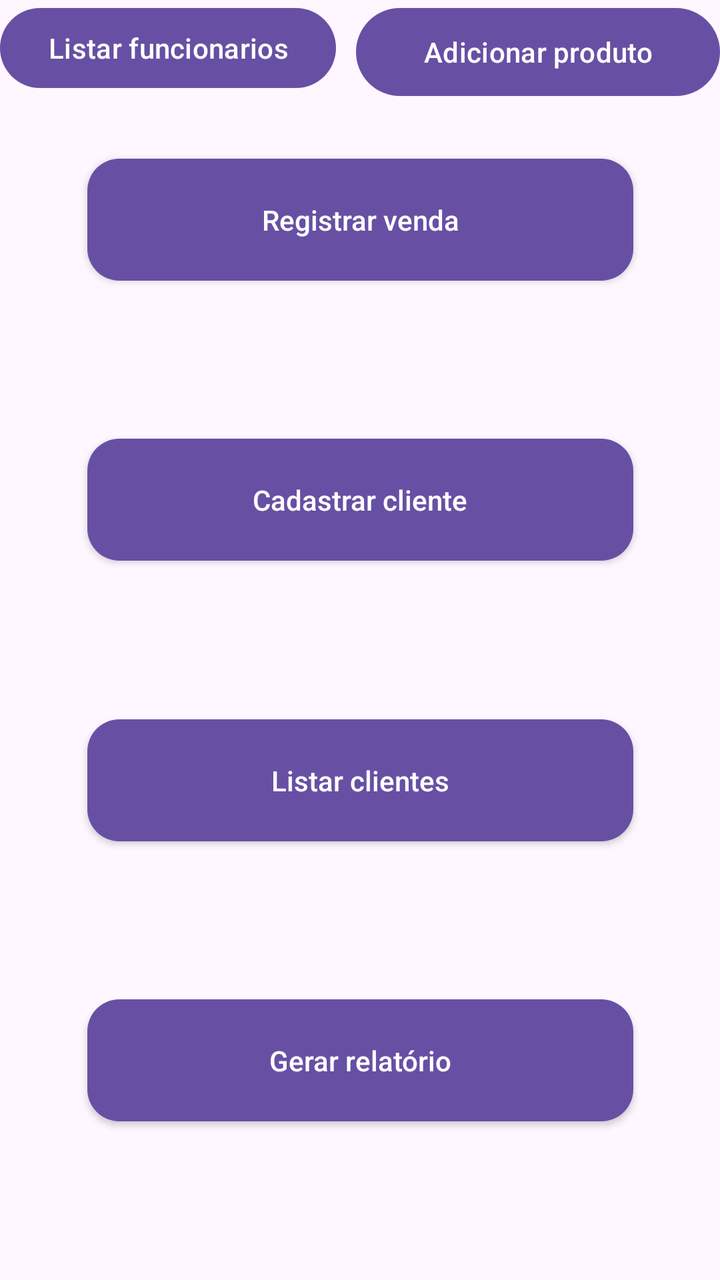
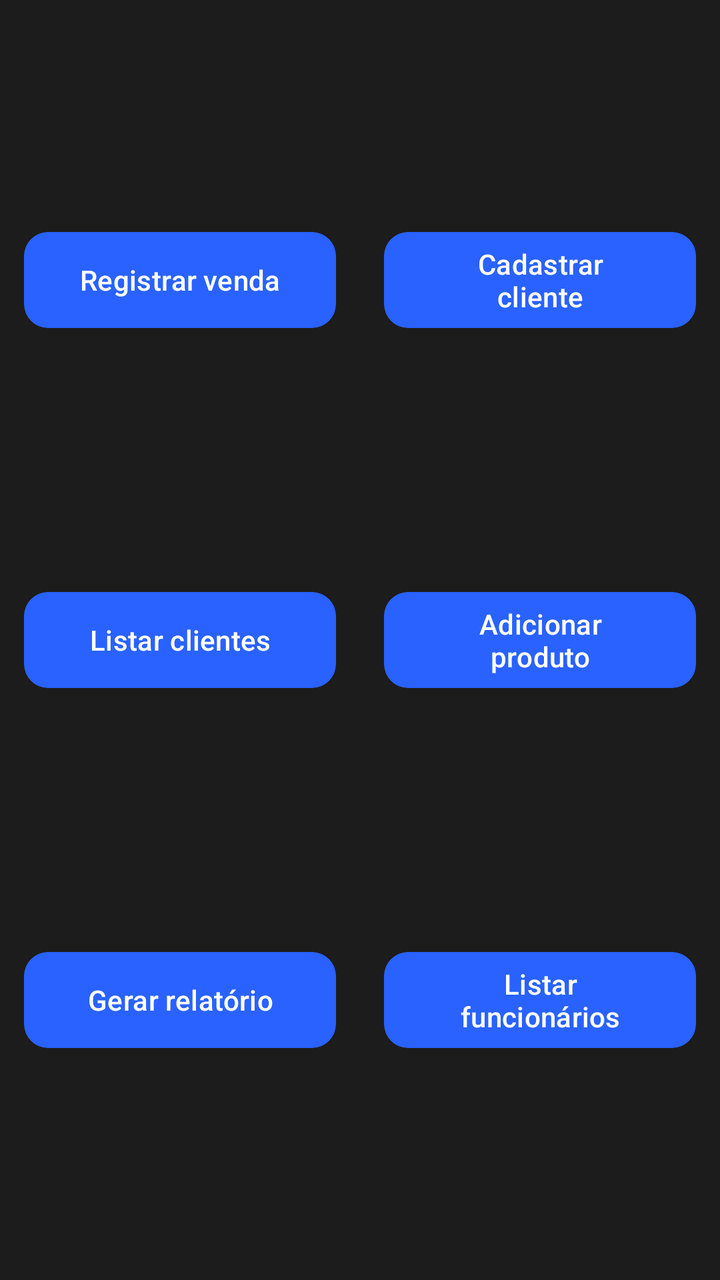

An Android layout rendered at two revisions. The XML below is the earlier revision; the diff shows what the commit changed to produce the second picture.
<!-- AndroidManifest.xml: application theme Theme.Teste -->
<!-- res/layout/activity_main.xml -->
<?xml version="1.0" encoding="utf-8"?>
<androidx.constraintlayout.widget.ConstraintLayout xmlns:android="http://schemas.android.com/apk/res/android"
    xmlns:app="http://schemas.android.com/apk/res-auto"
    xmlns:tools="http://schemas.android.com/tools"
    android:id="@+id/btnInfosToMain"
    android:layout_width="match_parent"
    android:layout_height="match_parent"
    tools:context=".MainActivity">

    <Button
        android:id="@+id/novo_cliente"
        style="@style/CustomButton"
        android:text="@string/cadastrar_cliente"
        app:layout_constraintBottom_toTopOf="@+id/listar_clientes"
        app:layout_constraintEnd_toEndOf="@+id/listar_clientes"
        app:layout_constraintHorizontal_bias="0.0"
        app:layout_constraintStart_toStartOf="@+id/listar_clientes"
        app:layout_constraintTop_toBottomOf="@+id/Registrar_Venda"
        app:layout_constraintVertical_bias="0.5" />

    <Button
        android:id="@+id/listar_clientes"
        style="@style/CustomButton"
        android:background="@drawable/button_bakcground"
        android:text="@string/listar_clientes"
        app:layout_constraintBottom_toTopOf="@+id/gerar_recibo"
        app:layout_constraintEnd_toEndOf="@+id/gerar_recibo"
        app:layout_constraintHorizontal_bias="0.0"
        app:layout_constraintStart_toStartOf="@+id/gerar_recibo"
        app:layout_constraintTop_toBottomOf="@+id/novo_cliente"
        app:layout_constraintVertical_bias="0.5" />

    <Button
        android:id="@+id/Registrar_Venda"
        style="@style/CustomButton"
        android:text="@string/registrar_venda"
        app:layout_constraintBottom_toTopOf="@+id/novo_cliente"
        app:layout_constraintEnd_toEndOf="@+id/novo_cliente"
        app:layout_constraintHorizontal_bias="0.0"
        app:layout_constraintStart_toStartOf="@+id/novo_cliente"
        app:layout_constraintTop_toTopOf="parent"
        app:layout_constraintVertical_bias="0.5" />

    <Button
        android:id="@+id/gerar_recibo"
        style="@style/CustomButton"
        android:text="@string/gerar_relat_rio"
        app:layout_constraintBottom_toBottomOf="parent"
        app:layout_constraintEnd_toEndOf="parent"
        app:layout_constraintStart_toStartOf="parent"
        app:layout_constraintTop_toBottomOf="@+id/listar_clientes"
        app:layout_constraintVertical_bias="0.5" />

    <Button
        android:id="@+id/add_produto"
        android:layout_width="182dp"
        android:layout_height="52dp"
        android:text="Adicionar produto"
        app:layout_constraintEnd_toEndOf="parent"
        app:layout_constraintTop_toTopOf="parent" />

    <Button
        android:id="@+id/listar_funcs"
        android:layout_width="wrap_content"
        android:layout_height="wrap_content"
        android:text="Listar funcionarios"
        app:layout_constraintStart_toStartOf="parent"
        app:layout_constraintTop_toTopOf="parent" />

</androidx.constraintlayout.widget.ConstraintLayout>
<!-- resources referenced by this layout -->
<resources>
  <!-- drawable button_bakcground (drawable) -->
  <?xml version="1.0" encoding="utf-8"?>
  <selector xmlns:android="http://schemas.android.com/apk/res/android">
  
      <item android:state_pressed="true">
          <shape android:shape="rectangle">
              <solid android:color="#6A1B9A" />
              <corners android:radius="16dp" />
          </shape>
      </item>
  
      <item>
          <shape android:shape="rectangle">
              <gradient
                  android:angle="45"
                  android:startColor="#4CAF50"
                  android:centerColor="#8E24AA"
                  android:endColor="#2E2E2E"
                  android:type="linear" />
              <corners android:radius="16dp" />
          </shape>
      </item>
  
  </selector>
  <string name="cadastrar_cliente">Cadastrar cliente</string>
  <string name="gerar_relat_rio">Gerar relatório</string>
  <string name="listar_clientes">Listar clientes</string>
  <string name="registrar_venda">Registrar venda</string>
  <style name="CustomButton" parent="Widget.AppCompat.Button">
          <item name="android:layout_width">273dp</item>
          <item name="android:layout_height">61dp</item>
          <item name="android:textColor">#FFFFFF</item>
          <item name="android:background">@drawable/button_bakcground</item>
          <item name="android:textAllCaps">false</item>
          <item name="android:elevation">4dp</item>
      </style>
  <style name="Theme.Teste" parent="Base.Theme.Teste" />
  <style name="Base.Theme.Teste" parent="Theme.Material3.DayNight.NoActionBar">
          
          
      </style>
</resources>

<!-- the commit's change to res/layout/activity_main.xml (unified diff, before → after) -->
@@ -5,66 +5,113 @@
     android:id="@+id/btnInfosToMain"
     android:layout_width="match_parent"
     android:layout_height="match_parent"
+    android:background="#1C1C1C"
     tools:context=".MainActivity">
 
+    
+    <androidx.constraintlayout.widget.Guideline
+        android:id="@+id/guideline_vertical"
+        android:layout_width="wrap_content"
+        android:layout_height="wrap_content"
+        android:orientation="vertical"
+        app:layout_constraintGuide_percent="0.5" />
+
+    
     <Button
-        android:id="@+id/novo_cliente"
-        style="@style/CustomButton"
-        android:text="@string/cadastrar_cliente"
+        android:id="@+id/Registrar_Venda"
+        android:layout_width="0dp"
+        android:layout_height="56dp"
+        android:layout_margin="12dp"
+        android:backgroundTint="#2962FF"
+        android:clipToOutline="true"
+        android:text="@string/registrar_venda"
+        android:textColor="#FFFFFF"
+        app:cornerRadius="12dp"
         app:layout_constraintBottom_toTopOf="@+id/listar_clientes"
-        app:layout_constraintEnd_toEndOf="@+id/listar_clientes"
-        app:layout_constraintHorizontal_bias="0.0"
-        app:layout_constraintStart_toStartOf="@+id/listar_clientes"
+        app:layout_constraintEnd_toStartOf="@id/guideline_vertical"
+        app:layout_constraintStart_toStartOf="parent"
+        app:layout_constraintTop_toTopOf="parent"
+        app:layout_constraintVertical_bias="0.5" />
+
+    <Button
+        android:id="@+id/listar_clientes"
+        android:layout_width="0dp"
+        android:layout_height="56dp"
+        android:layout_margin="12dp"
+        android:backgroundTint="#2962FF"
+        android:clipToOutline="true"
+        android:text="@string/listar_clientes"
+        android:textColor="#FFFFFF"
+        app:cornerRadius="12dp"
+        app:layout_constraintBottom_toTopOf="@+id/gerar_recibo"
+        app:layout_constraintEnd_toStartOf="@id/guideline_vertical"
+        app:layout_constraintStart_toStartOf="parent"
         app:layout_constraintTop_toBottomOf="@+id/Registrar_Venda"
         app:layout_constraintVertical_bias="0.5" />
 
     <Button
-        android:id="@+id/listar_clientes"
-        style="@style/CustomButton"
-        android:background="@drawable/button_bakcground"
-        android:text="@string/listar_clientes"
-        app:layout_constraintBottom_toTopOf="@+id/gerar_recibo"
-        app:layout_constraintEnd_toEndOf="@+id/gerar_recibo"
-        app:layout_constraintHorizontal_bias="0.0"
-        app:layout_constraintStart_toStartOf="@+id/gerar_recibo"
+        android:id="@+id/gerar_recibo"
+        android:layout_width="0dp"
+        android:layout_height="56dp"
+        android:layout_margin="12dp"
+        android:backgroundTint="#2962FF"
+        android:clipToOutline="true"
+        android:text="@string/gerar_relat_rio"
+        android:textColor="#FFFFFF"
+        app:cornerRadius="12dp"
+        app:layout_constraintBottom_toBottomOf="parent"
+        app:layout_constraintEnd_toStartOf="@id/guideline_vertical"
+        app:layout_constraintStart_toStartOf="parent"
+        app:layout_constraintTop_toBottomOf="@+id/listar_clientes"
+        app:layout_constraintVertical_bias="0.5" />
+
+    
+    <Button
+        android:id="@+id/novo_cliente"
+        android:layout_width="0dp"
+        android:layout_height="56dp"
+        android:layout_margin="12dp"
+        android:backgroundTint="#2962FF"
+        android:clipToOutline="true"
+        android:text="@string/cadastrar_cliente"
+        android:textColor="#FFFFFF"
+        app:cornerRadius="12dp"
+        app:layout_constraintBottom_toTopOf="@+id/add_produto"
+        app:layout_constraintEnd_toEndOf="parent"
+        app:layout_constraintStart_toStartOf="@id/guideline_vertical"
+        app:layout_constraintTop_toTopOf="parent"
+        app:layout_constraintVertical_bias="0.5" />
+
+    <Button
+        android:id="@+id/add_produto"
+        android:layout_width="0dp"
+        android:layout_height="56dp"
+        android:layout_margin="12dp"
+        android:backgroundTint="#2962FF"
+        android:clipToOutline="true"
+        android:text="Adicionar produto"
+        android:textColor="#FFFFFF"
+        app:cornerRadius="12dp"
+        app:layout_constraintBottom_toTopOf="@+id/listar_funcs"
+        app:layout_constraintEnd_toEndOf="parent"
+        app:layout_constraintStart_toStartOf="@id/guideline_vertical"
         app:layout_constraintTop_toBottomOf="@+id/novo_cliente"
         app:layout_constraintVertical_bias="0.5" />
 
     <Button
-        android:id="@+id/Registrar_Venda"
-        style="@style/CustomButton"
-        android:text="@string/registrar_venda"
-        app:layout_constraintBottom_toTopOf="@+id/novo_cliente"
-        app:layout_constraintEnd_toEndOf="@+id/novo_cliente"
-        app:layout_constraintHorizontal_bias="0.0"
-        app:layout_constraintStart_toStartOf="@+id/novo_cliente"
-        app:layout_constraintTop_toTopOf="parent"
+        android:id="@+id/listar_funcs"
+        android:layout_width="0dp"
+        android:layout_height="56dp"
+        android:layout_margin="12dp"
+        android:backgroundTint="#2962FF"
+        android:clipToOutline="true"
+        android:text="Listar funcionários"
+        android:textColor="#FFFFFF"
+        app:cornerRadius="12dp"
+        app:layout_constraintBottom_toBottomOf="parent"
+        app:layout_constraintEnd_toEndOf="parent"
+        app:layout_constraintStart_toStartOf="@id/guideline_vertical"
+        app:layout_constraintTop_toBottomOf="@+id/add_produto"
         app:layout_constraintVertical_bias="0.5" />
 
-    <Button
-        android:id="@+id/gerar_recibo"
-        style="@style/CustomButton"
-        android:text="@string/gerar_relat_rio"
-        app:layout_constraintBottom_toBottomOf="parent"
-        app:layout_constraintEnd_toEndOf="parent"
-        app:layout_constraintStart_toStartOf="parent"
-        app:layout_constraintTop_toBottomOf="@+id/listar_clientes"
-        app:layout_constraintVertical_bias="0.5" />
-
-    <Button
-        android:id="@+id/add_produto"
-        android:layout_width="182dp"
-        android:layout_height="52dp"
-        android:text="Adicionar produto"
-        app:layout_constraintEnd_toEndOf="parent"
-        app:layout_constraintTop_toTopOf="parent" />
-
-    <Button
-        android:id="@+id/listar_funcs"
-        android:layout_width="wrap_content"
-        android:layout_height="wrap_content"
-        android:text="Listar funcionarios"
-        app:layout_constraintStart_toStartOf="parent"
-        app:layout_constraintTop_toTopOf="parent" />
-
 </androidx.constraintlayout.widget.ConstraintLayout>
<!-- resource entries referenced after the edit -->
@@ -1,41 +1,9 @@
 <!-- resources referenced by this layout -->
 <resources>
-  <!-- drawable button_bakcground (drawable) -->
-  <?xml version="1.0" encoding="utf-8"?>
-  <selector xmlns:android="http://schemas.android.com/apk/res/android">
-  
-      <item android:state_pressed="true">
-          <shape android:shape="rectangle">
-              <solid android:color="#6A1B9A" />
-              <corners android:radius="16dp" />
-          </shape>
-      </item>
-  
-      <item>
-          <shape android:shape="rectangle">
-              <gradient
-                  android:angle="45"
-                  android:startColor="#4CAF50"
-                  android:centerColor="#8E24AA"
-                  android:endColor="#2E2E2E"
-                  android:type="linear" />
-              <corners android:radius="16dp" />
-          </shape>
-      </item>
-  
-  </selector>
   <string name="cadastrar_cliente">Cadastrar cliente</string>
   <string name="gerar_relat_rio">Gerar relatório</string>
   <string name="listar_clientes">Listar clientes</string>
   <string name="registrar_venda">Registrar venda</string>
-  <style name="CustomButton" parent="Widget.AppCompat.Button">
-          <item name="android:layout_width">273dp</item>
-          <item name="android:layout_height">61dp</item>
-          <item name="android:textColor">#FFFFFF</item>
-          <item name="android:background">@drawable/button_bakcground</item>
-          <item name="android:textAllCaps">false</item>
-          <item name="android:elevation">4dp</item>
-      </style>
   <style name="Theme.Teste" parent="Base.Theme.Teste" />
   <style name="Base.Theme.Teste" parent="Theme.Material3.DayNight.NoActionBar">
           
